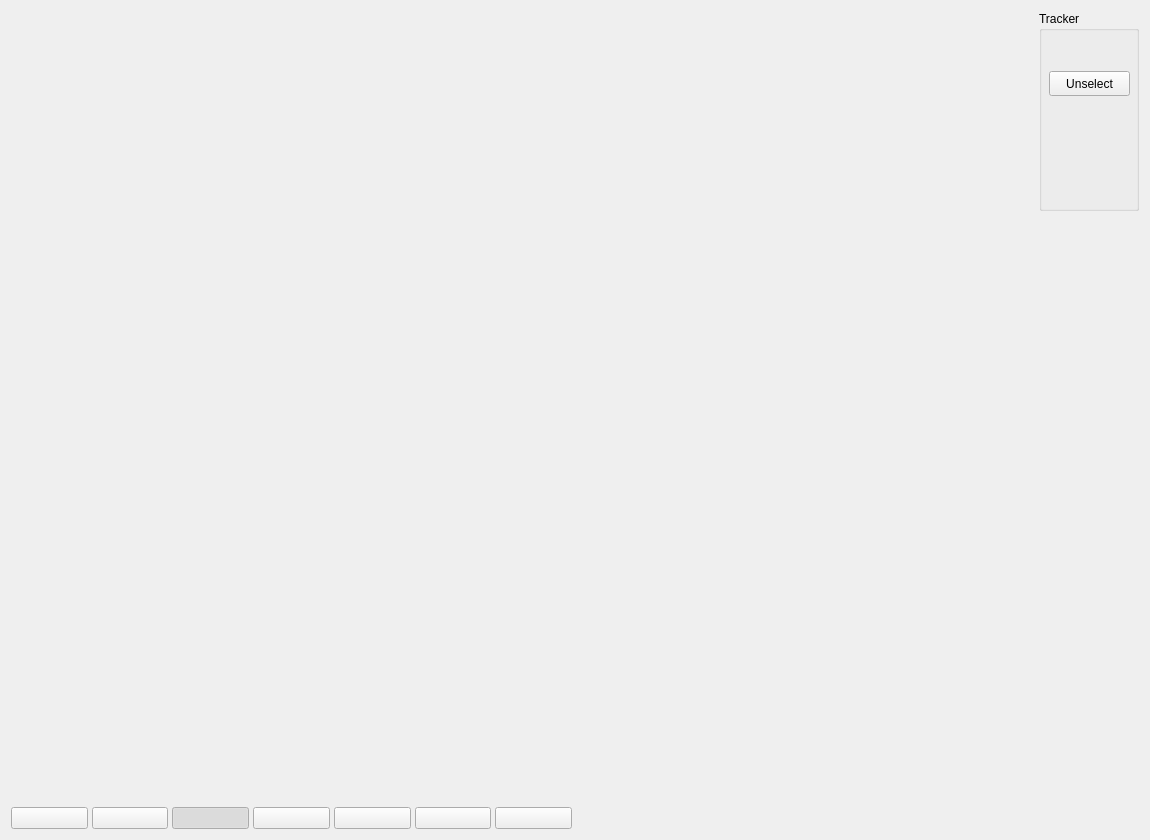
Old version of the form videowindow.ui in the repository Platash/Reco_3.
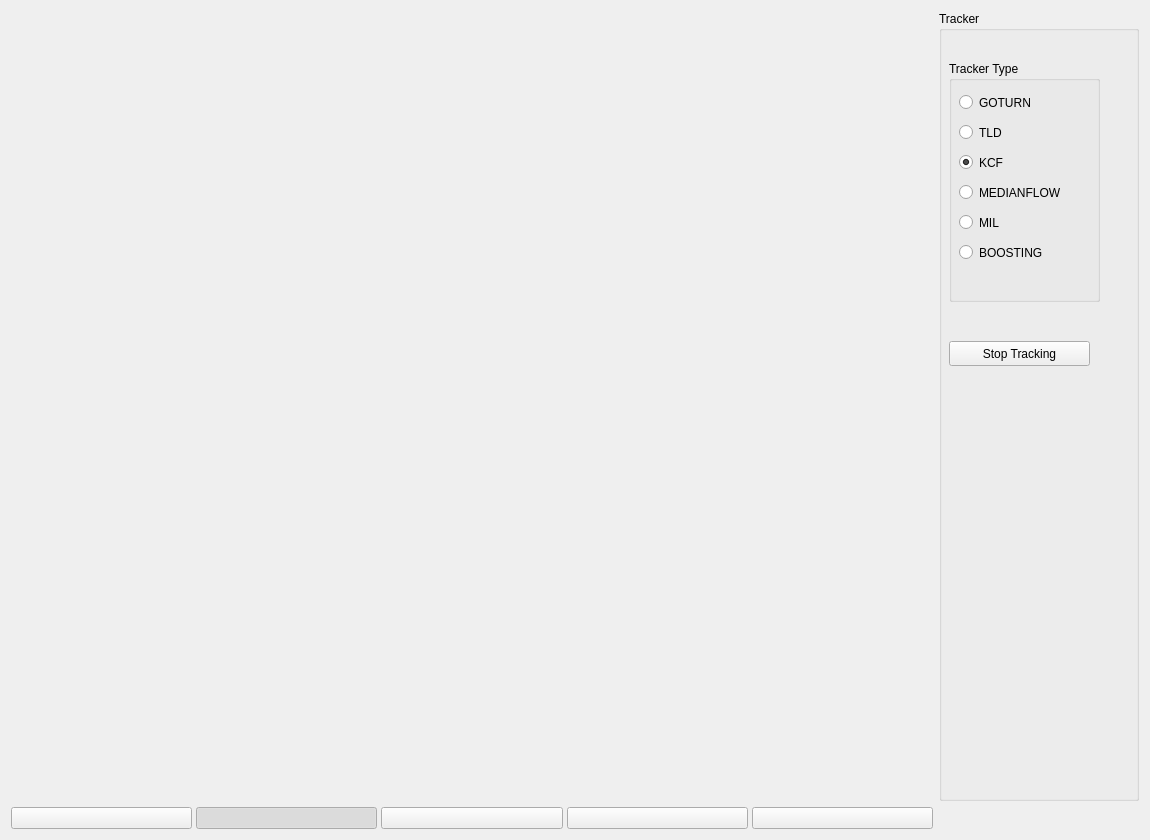
New version of the form. Icons and pictures are not drawn.

The edit to the form file:
```diff
--- a/videowindow.ui
+++ b/videowindow.ui
@@ -14,46 +14,8 @@
    <string>Video</string>
   </property>
   <layout class="QGridLayout" name="gridLayout">
-   <item row="0" column="1" alignment="Qt::AlignRight|Qt::AlignTop">
-    <widget class="QGroupBox" name="groupBox">
-     <property name="minimumSize">
-      <size>
-       <width>100</width>
-       <height>200</height>
-      </size>
-     </property>
-     <property name="title">
-      <string>Tracker</string>
-     </property>
-     <widget class="QPushButton" name="b_unselect">
-      <property name="geometry">
-       <rect>
-        <x>10</x>
-        <y>60</y>
-        <width>81</width>
-        <height>25</height>
-       </rect>
-      </property>
-      <property name="text">
-       <string>Unselect</string>
-      </property>
-      <property name="checkable">
-       <bool>false</bool>
-      </property>
-      <property name="checked">
-       <bool>false</bool>
-      </property>
-      <property name="autoRepeat">
-       <bool>false</bool>
-      </property>
-      <property name="autoExclusive">
-       <bool>true</bool>
-      </property>
-     </widget>
-    </widget>
-   </item>
    <item row="1" column="0">
-    <layout class="QHBoxLayout" name="flow_control" stretch="0,0,0,0,0,0,0">
+    <layout class="QHBoxLayout" name="flow_control" stretch="0,0,0,0,0">
      <property name="spacing">
       <number>4</number>
      </property>
@@ -77,20 +39,6 @@
        </property>
       </widget>
      </item>
-     <item>
-      <widget class="QPushButton" name="b_previous">
-       <property name="text">
-        <string/>
-       </property>
-       <property name="icon">
-        <iconset>
-         <normaloff>graphics/i_previous.png</normaloff>graphics/i_previous.png</iconset>
-       </property>
-       <property name="autoExclusive">
-        <bool>true</bool>
-       </property>
-      </widget>
-     </item>
      <item>
       <widget class="QPushButton" name="b_stop">
        <property name="text">
@@ -145,20 +93,6 @@
        </property>
       </widget>
      </item>
-     <item>
-      <widget class="QPushButton" name="b_next">
-       <property name="text">
-        <string/>
-       </property>
-       <property name="icon">
-        <iconset>
-         <normaloff>graphics/i_next.png</normaloff>graphics/i_next.png</iconset>
-       </property>
-       <property name="autoExclusive">
-        <bool>true</bool>
-       </property>
-      </widget>
-     </item>
      <item>
       <widget class="QPushButton" name="b_rewind_f">
        <property name="text">
@@ -178,6 +112,154 @@
      </item>
     </layout>
    </item>
+   <item row="0" column="1">
+    <widget class="QGroupBox" name="gb_tracker">
+     <property name="sizePolicy">
+      <sizepolicy hsizetype="Fixed" vsizetype="Minimum">
+       <horstretch>0</horstretch>
+       <verstretch>0</verstretch>
+      </sizepolicy>
+     </property>
+     <property name="minimumSize">
+      <size>
+       <width>200</width>
+       <height>200</height>
+      </size>
+     </property>
+     <property name="title">
+      <string>Tracker</string>
+     </property>
+     <widget class="QPushButton" name="b_stop_tracking">
+      <property name="geometry">
+       <rect>
+        <x>10</x>
+        <y>330</y>
+        <width>141</width>
+        <height>25</height>
+       </rect>
+      </property>
+      <property name="text">
+       <string>Stop Tracking</string>
+      </property>
+      <property name="checkable">
+       <bool>false</bool>
+      </property>
+      <property name="checked">
+       <bool>false</bool>
+      </property>
+      <property name="autoRepeat">
+       <bool>false</bool>
+      </property>
+      <property name="autoExclusive">
+       <bool>true</bool>
+      </property>
+     </widget>
+     <widget class="QGroupBox" name="gb_tracker_type">
+      <property name="geometry">
+       <rect>
+        <x>10</x>
+        <y>50</y>
+        <width>151</width>
+        <height>241</height>
+       </rect>
+      </property>
+      <property name="title">
+       <string>Tracker Type</string>
+      </property>
+      <widget class="QRadioButton" name="b_goturn">
+       <property name="geometry">
+        <rect>
+         <x>10</x>
+         <y>30</y>
+         <width>112</width>
+         <height>23</height>
+        </rect>
+       </property>
+       <property name="text">
+        <string>GOTURN</string>
+       </property>
+      </widget>
+      <widget class="QRadioButton" name="b_tld">
+       <property name="geometry">
+        <rect>
+         <x>10</x>
+         <y>60</y>
+         <width>112</width>
+         <height>23</height>
+        </rect>
+       </property>
+       <property name="text">
+        <string>TLD</string>
+       </property>
+      </widget>
+      <widget class="QRadioButton" name="b_kcf">
+       <property name="geometry">
+        <rect>
+         <x>10</x>
+         <y>90</y>
+         <width>112</width>
+         <height>23</height>
+        </rect>
+       </property>
+       <property name="text">
+        <string>KCF</string>
+       </property>
+       <property name="checked">
+        <bool>true</bool>
+       </property>
+      </widget>
+      <widget class="QRadioButton" name="b_medianflow">
+       <property name="geometry">
+        <rect>
+         <x>10</x>
+         <y>120</y>
+         <width>112</width>
+         <height>23</height>
+        </rect>
+       </property>
+       <property name="text">
+        <string>MEDIANFLOW</string>
+       </property>
+      </widget>
+      <widget class="QRadioButton" name="b_mil">
+       <property name="geometry">
+        <rect>
+         <x>10</x>
+         <y>150</y>
+         <width>112</width>
+         <height>23</height>
+        </rect>
+       </property>
+       <property name="text">
+        <string>MIL</string>
+       </property>
+      </widget>
+      <widget class="QRadioButton" name="b_boosting">
+       <property name="geometry">
+        <rect>
+         <x>10</x>
+         <y>180</y>
+         <width>112</width>
+         <height>23</height>
+        </rect>
+       </property>
+       <property name="text">
+        <string>BOOSTING</string>
+       </property>
+      </widget>
+     </widget>
+    </widget>
+   </item>
+   <item row="1" column="1">
+    <widget class="QLabel" name="l_info">
+     <property name="text">
+      <string/>
+     </property>
+     <property name="alignment">
+      <set>Qt::AlignLeading|Qt::AlignLeft|Qt::AlignTop</set>
+     </property>
+    </widget>
+   </item>
   </layout>
  </widget>
  <resources/>
```
